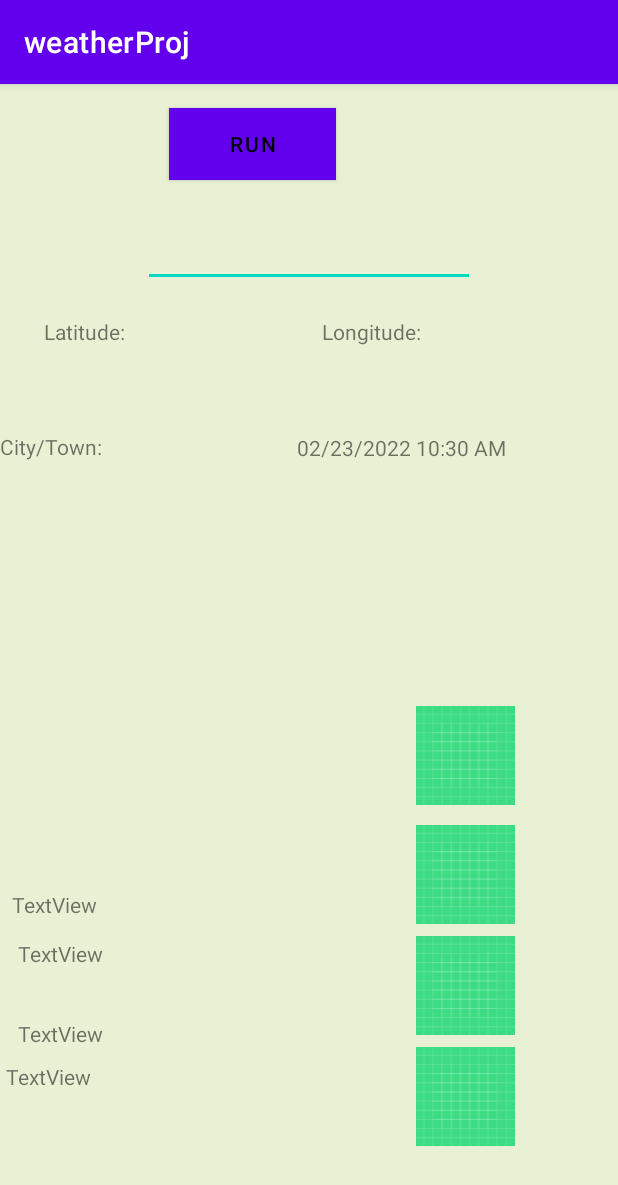
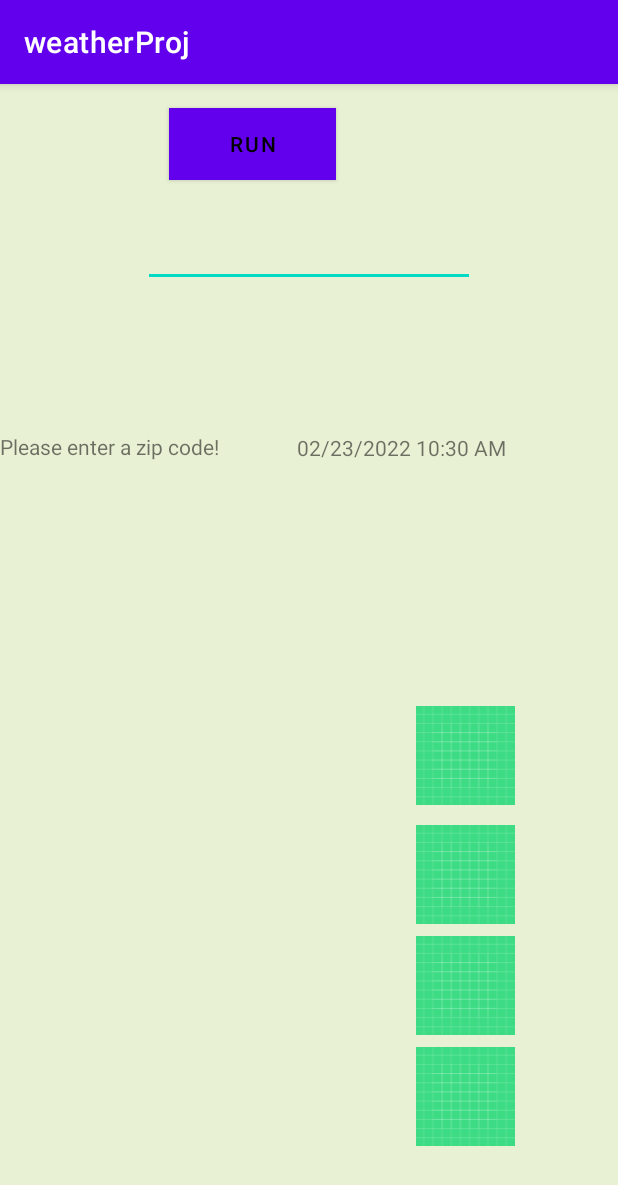
Before and after one commit to pallavipan99/Weather-App, an Android app: the screen it shows after launch (MainActivity), after a tap on "RUN", on a phone screen of 412 x 824 dp. Shown: the top 1185 px of the screen. Run offline under Robolectric (Android 15) with nearby library versions, the phone set to English and light mode, and no system bars; 2 statements that could not run were skipped.

Commit message:
Add Celsius/Fahrenheit toggle and ZIP code error handling

```diff
--- a/app/src/main/java/com/example/weatherproj/MainActivity.java
+++ b/app/src/main/java/com/example/weatherproj/MainActivity.java
@@ -22,7 +22,6 @@ import org.json.JSONObject;
 import java.io.BufferedReader;
 import java.io.IOException;
 import java.io.InputStreamReader;
-import java.net.MalformedURLException;
 import java.net.URL;
 import java.net.URLConnection;
 import java.text.SimpleDateFormat;
@@ -86,6 +85,16 @@ public class MainActivity extends AppCompatActivity {
         });
 
         run.setOnClickListener(view -> {
+            if (zipC.isEmpty()) {
+                city.setText("Please enter a zip code!");
+                lat.setText("");
+                longit.setText("");
+                weath.setText("");
+                weath2.setText("");
+                weath3.setText("");
+                weath4.setText("");
+                return;
+            }
             AsyncTaskDownloadClassThing asyncTask = new AsyncTaskDownloadClassThing();
             asyncTask.execute();
 
```
